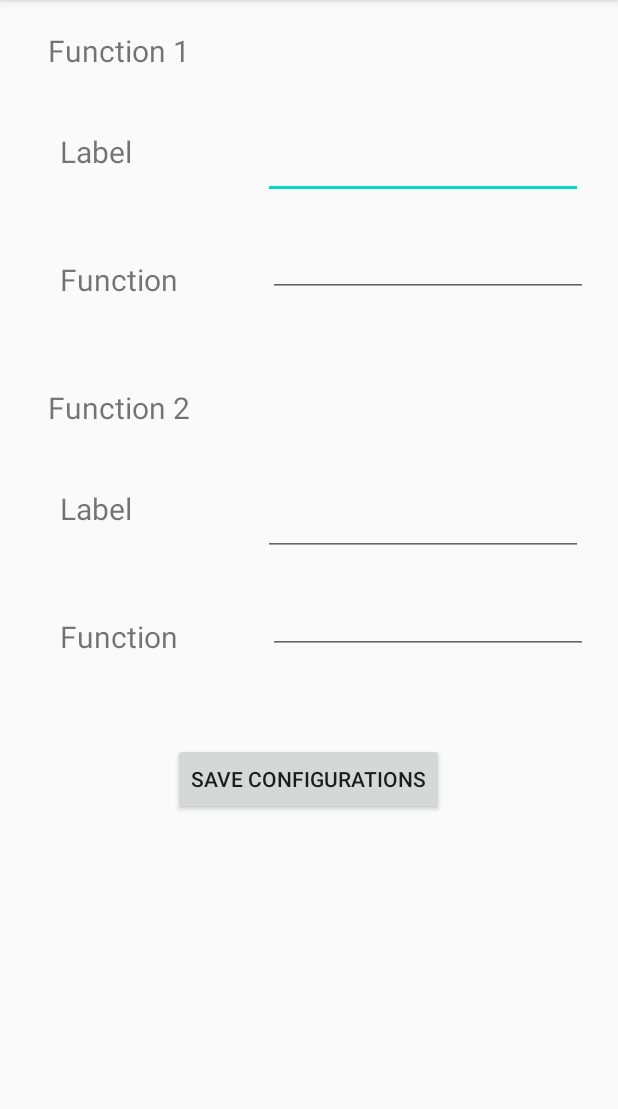
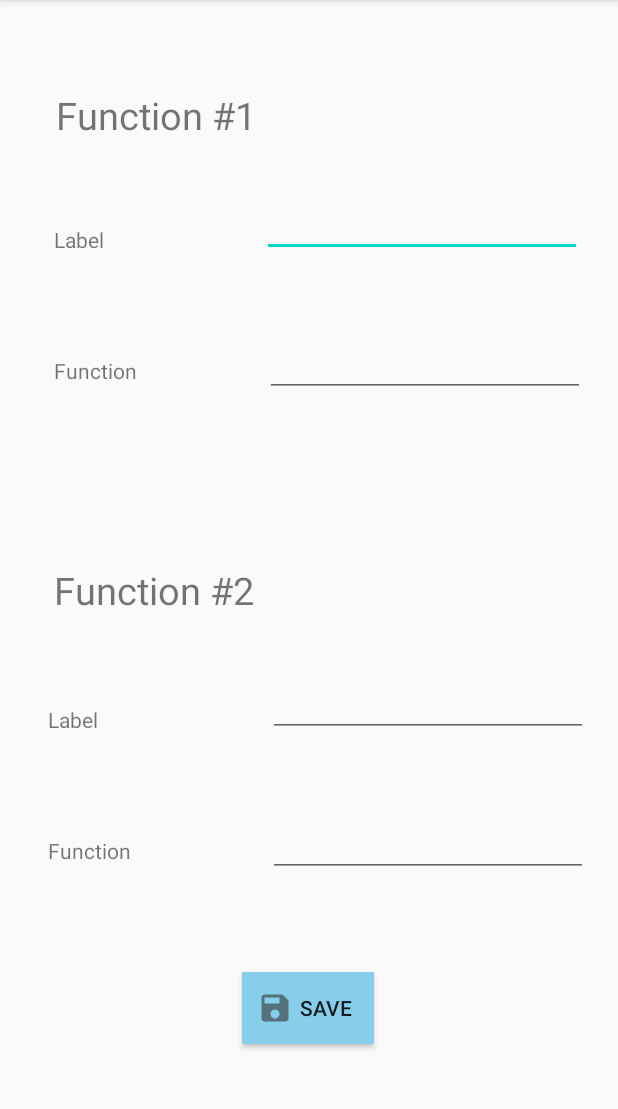
Before and after one commit to shernaliu/MDP-Group25-Android, an Android app: the FunctionsActivity screen opened directly, with no data from a screen before it, on a phone screen of 412 x 824 dp, the part 84-1193 px from its top. Run offline under Robolectric (Android 15) with nearby library versions, the phone set to English and light mode, and no system bars.

Commit message:
CommunicationsConfig is actually Functions. Redo Functions layout file so it is different.

```diff
--- a/app/src/main/AndroidManifest.xml
+++ b/app/src/main/AndroidManifest.xml
@@ -12,7 +12,7 @@
         android:roundIcon="@mipmap/ic_launcher_round"
         android:supportsRtl="true"
         android:theme="@style/AppTheme">
-        <activity android:name=".BluetoothDeviceActivity"/>
+        <activity android:name=".BluetoothDeviceActivity" />
         <activity android:name=".RobotControlActivity" />
         <activity android:name=".RobotControlManualActivity" />
         <activity android:name=".FunctionsActivity" />
--- a/app/src/main/java/com/example/mdp_group25/FunctionsActivity.java
+++ b/app/src/main/java/com/example/mdp_group25/FunctionsActivity.java
@@ -1,6 +1,4 @@
 package com.example.mdp_group25;
-
-import androidx.appcompat.app.AppCompatActivity;
 
 import android.content.SharedPreferences;
 import android.os.Bundle;
@@ -9,9 +7,11 @@ import android.widget.Button;
 import android.widget.EditText;
 import android.widget.Toast;
 
+import androidx.appcompat.app.AppCompatActivity;
+
 public class FunctionsActivity extends AppCompatActivity {
 
-    Button save;
+    Button savePreferences;
     EditText firstFunctionValue;
     EditText secondFunctionValue;
     EditText firstLabelValue;
@@ -46,8 +46,8 @@ public class FunctionsActivity extends AppCompatActivity {
         secondLabelValue.setText(savedSecondLabel);
 
 
-        save = findViewById(R.id.savePreferences);
-        save.setOnClickListener(new View.OnClickListener() {
+        savePreferences = findViewById(R.id.savePreferences);
+        savePreferences.setOnClickListener(new View.OnClickListener() {
             @Override
             public void onClick(View view) {
                 //get the input value
@@ -82,6 +82,5 @@ public class FunctionsActivity extends AppCompatActivity {
             }
         });
 
-
     }
 }
--- a/app/src/main/java/com/example/mdp_group25/RobotControlManualActivity.java
+++ b/app/src/main/java/com/example/mdp_group25/RobotControlManualActivity.java
@@ -266,7 +266,7 @@ public class RobotControlManualActivity extends AppCompatActivity {
             @Override
             public void onClick(View view) {
                 util.showLog(TAG,"Clicked buttonF1");
-                String firstFunction = pref.getString(CommunicationsConfig.firstFunction, "");
+                String firstFunction = pref.getString(FunctionsActivity.firstFunction, "");
                 if(firstFunction != ""){
                     util.printMessage(context, firstFunction);
                     refreshLabel();
@@ -278,7 +278,7 @@ public class RobotControlManualActivity extends AppCompatActivity {
             @Override
             public void onClick(View view) {
                 util.showLog(TAG,"Clicked buttonF2");
-                String secondFunction = pref.getString(CommunicationsConfig.secondFunction, "");
+                String secondFunction = pref.getString(FunctionsActivity.secondFunction, "");
                 if(secondFunction != ""){
                     util.printMessage(context, secondFunction);
                     refreshLabel();
--- /dev/null
+++ b/app/src/main/res/drawable-anydpi/ic_save.xml
@@ -0,0 +1,11 @@
+<vector xmlns:android="http://schemas.android.com/apk/res/android"
+    android:width="24dp"
+    android:height="24dp"
+    android:viewportWidth="24"
+    android:viewportHeight="24"
+    android:tint="#333333"
+    android:alpha="0.6">
+  <path
+      android:fillColor="@android:color/white"
+      android:pathData="M17,3L5,3c-1.11,0 -2,0.9 -2,2v14c0,1.1 0.89,2 2,2h14c1.1,0 2,-0.9 2,-2L21,7l-4,-4zM12,19c-1.66,0 -3,-1.34 -3,-3s1.34,-3 3,-3 3,1.34 3,3 -1.34,3 -3,3zM15,9L5,9L5,5h10v4z"/>
+</vector>
--- a/app/src/main/res/layout/activity_functions.xml
+++ b/app/src/main/res/layout/activity_functions.xml
@@ -1,132 +1,164 @@
 <?xml version="1.0" encoding="utf-8"?>
-<RelativeLayout xmlns:android="http://schemas.android.com/apk/res/android"
+<androidx.constraintlayout.widget.ConstraintLayout xmlns:android="http://schemas.android.com/apk/res/android"
     xmlns:app="http://schemas.android.com/apk/res-auto"
     xmlns:tools="http://schemas.android.com/tools"
     android:layout_width="match_parent"
     android:layout_height="match_parent"
-    tools:context=".CommunicationsConfig">
+    tools:context=".FunctionsActivity">
 
     <TextView
         android:id="@+id/firstFunction"
         android:layout_width="wrap_content"
         android:layout_height="wrap_content"
-        android:layout_marginStart="32dp"
-        android:text="Function 1"
-        android:textSize="20dp"
-        android:layout_marginTop="20dp"/>
+        android:layout_marginStart="37dp"
+        android:layout_marginLeft="37dp"
+        android:layout_marginTop="59dp"
+        android:text="Function #1"
+        android:textSize="25sp"
+        app:layout_constraintStart_toStartOf="parent"
+        app:layout_constraintTop_toTopOf="parent" />
 
     <TextView
         android:id="@+id/label1"
         android:layout_width="wrap_content"
         android:layout_height="wrap_content"
+        android:layout_marginStart="36dp"
+        android:layout_marginLeft="36dp"
+        android:layout_marginTop="56dp"
         android:text="Label"
-        android:textSize="20dp"
-        android:layout_below="@id/firstFunction"
-        android:layout_marginLeft="40dp"
-        android:layout_alignTop="@id/firstLabelValue"
-        android:layout_alignBottom="@id/firstLabelValue"/>
+        app:layout_constraintStart_toStartOf="parent"
+        app:layout_constraintTop_toBottomOf="@+id/firstFunction" />
 
     <EditText
         android:id="@+id/firstLabelValue"
         android:layout_width="wrap_content"
         android:layout_height="wrap_content"
+        android:layout_marginTop="32dp"
+        android:layout_marginEnd="24dp"
+        android:layout_marginRight="24dp"
         android:ems="10"
         android:inputType="textPersonName"
         android:text=""
-        android:layout_toRightOf="@id/label1"
-        android:layout_marginTop="40dp"
-        android:layout_marginLeft="87dp"
-        android:layout_below="@id/firstFunction"/>
+        app:layout_constraintEnd_toEndOf="parent"
+        app:layout_constraintTop_toBottomOf="@+id/firstFunction" />
 
     <TextView
         android:id="@+id/function1"
         android:layout_width="wrap_content"
         android:layout_height="wrap_content"
+        android:layout_marginStart="36dp"
+        android:layout_marginLeft="36dp"
+        android:layout_marginTop="68dp"
         android:text="Function"
-        android:textSize="20dp"
-        android:layout_below="@id/label1"
-        android:layout_marginTop="20dp"
-        android:layout_marginLeft="40dp"
-        android:layout_alignTop="@id/firstFunctionValue"
-        android:layout_alignBottom="@id/firstFunctionValue"/>
+        app:layout_constraintStart_toStartOf="parent"
+        app:layout_constraintTop_toBottomOf="@+id/label1" />
 
     <EditText
         android:id="@+id/firstFunctionValue"
         android:layout_width="wrap_content"
         android:layout_height="wrap_content"
+        android:layout_marginStart="2dp"
+        android:layout_marginLeft="2dp"
+        android:layout_marginTop="48dp"
         android:ems="10"
         android:inputType="textPersonName"
         android:text=""
-        android:layout_marginTop="20dp"
-        android:layout_toRightOf="@id/function1"
-        android:layout_marginLeft="60dp"
-        android:layout_below="@id/firstLabelValue"/>
+        app:layout_constraintStart_toStartOf="@+id/firstLabelValue"
+        app:layout_constraintTop_toBottomOf="@+id/firstLabelValue" />
+
+    <View
+        android:id="@+id/divider"
+        android:layout_width="0dp"
+        android:layout_height="0dp"
+        android:layout_marginStart="1dp"
+        android:layout_marginLeft="1dp"
+        android:layout_marginTop="306dp"
+        android:layout_marginEnd="1dp"
+        android:layout_marginRight="1dp"
+        android:layout_marginBottom="339dp"
+        android:background="?android:attr/listDivider"
+        app:layout_constraintBottom_toTopOf="@+id/button"
+        app:layout_constraintEnd_toEndOf="parent"
+        app:layout_constraintStart_toStartOf="parent"
+        app:layout_constraintTop_toTopOf="parent"
+        tools:ignore="MissingConstraints" />
 
     <TextView
         android:id="@+id/secondFunction"
         android:layout_width="wrap_content"
         android:layout_height="wrap_content"
-        android:layout_marginStart="32dp"
-        android:text="Function 2"
-        android:textSize="20dp"
-        android:layout_below="@id/function1"
-        android:layout_marginTop="60dp"/>
+        android:layout_marginStart="36dp"
+        android:layout_marginLeft="36dp"
+        android:layout_marginTop="376dp"
+        android:text="Function #2"
+        android:textSize="25sp"
+        app:layout_constraintStart_toStartOf="parent"
+        app:layout_constraintTop_toTopOf="parent" />
 
     <TextView
         android:id="@+id/label2"
         android:layout_width="wrap_content"
         android:layout_height="wrap_content"
+        android:layout_marginStart="32dp"
+        android:layout_marginLeft="32dp"
+        android:layout_marginTop="376dp"
         android:text="Label"
-        android:textSize="20dp"
-        android:layout_below="@id/secondFunction"
-        android:layout_marginLeft="40dp"
-        android:layout_alignTop="@id/secondLabelValue"
-        android:layout_alignBottom="@id/secondLabelValue"
-        />
+        app:layout_constraintStart_toStartOf="parent"
+        app:layout_constraintTop_toBottomOf="@+id/firstFunction" />
 
     <EditText
         android:id="@+id/secondLabelValue"
         android:layout_width="wrap_content"
         android:layout_height="wrap_content"
+        android:layout_marginTop="352dp"
+        android:layout_marginEnd="20dp"
+        android:layout_marginRight="20dp"
         android:ems="10"
         android:inputType="textPersonName"
         android:text=""
-        android:layout_toRightOf="@id/label2"
-        android:layout_marginTop="40dp"
-        android:layout_marginLeft="87dp"
-        android:layout_below="@id/secondFunction" />
+        app:layout_constraintEnd_toEndOf="parent"
+        app:layout_constraintTop_toBottomOf="@+id/firstFunction" />
 
 
     <TextView
         android:id="@+id/function2"
         android:layout_width="wrap_content"
         android:layout_height="wrap_content"
+        android:layout_marginStart="32dp"
+        android:layout_marginLeft="32dp"
+        android:layout_marginTop="388dp"
         android:text="Function"
-        android:textSize="20dp"
-        android:layout_below="@id/label2"
-        android:layout_marginTop="20dp"
-        android:layout_marginLeft="40dp"
-        android:layout_alignTop="@id/secondFunctionValue"
-        android:layout_alignBottom="@id/secondFunctionValue"/>
+        app:layout_constraintStart_toStartOf="parent"
+        app:layout_constraintTop_toBottomOf="@+id/label1" />
 
     <EditText
         android:id="@+id/secondFunctionValue"
         android:layout_width="wrap_content"
         android:layout_height="wrap_content"
+        android:layout_marginStart="4dp"
+        android:layout_marginLeft="4dp"
+        android:layout_marginTop="368dp"
         android:ems="10"
         android:inputType="textPersonName"
-        android:layout_marginTop="20dp"
-        android:layout_toRightOf="@id/function2"
-        android:layout_marginLeft="60dp"
-        android:layout_below="@id/secondLabelValue"
-        />
+        android:text=""
+        app:layout_constraintStart_toStartOf="@+id/firstLabelValue"
+        app:layout_constraintTop_toBottomOf="@+id/firstLabelValue" />
 
     <Button
         android:id="@+id/savePreferences"
         android:layout_width="wrap_content"
         android:layout_height="wrap_content"
-        android:layout_centerHorizontal="true"
-        android:layout_below="@id/secondFunctionValue"
-        android:layout_marginTop="59dp"
-        android:text="Save Configurations" />
-</RelativeLayout>
+        android:layout_marginBottom="37dp"
+        android:background="#87ceeb"
+        android:drawableLeft="@drawable/ic_save"
+        android:padding="10dp"
+        android:text="Save"
+        app:layout_constraintBottom_toBottomOf="parent"
+        app:layout_constraintEnd_toEndOf="parent"
+        app:layout_constraintHorizontal_bias="0.498"
+        app:layout_constraintStart_toStartOf="parent"
+        app:layout_constraintTop_toBottomOf="@+id/divider"
+        app:layout_constraintVertical_bias="0.908" />
+
+
+</androidx.constraintlayout.widget.ConstraintLayout>
```
Also changed, not shown: app/src/main/java/com/example/mdp_group25/CommunicationsConfig.java (deleted, +0 -87 lines), app/src/main/res/layout/activity_communications_config.xml (deleted, +0 -131 lines), app/src/main/res/drawable-hdpi/ic_save.png (added), app/src/main/res/drawable-mdpi/ic_save.png (added), app/src/main/res/drawable-xhdpi/ic_save.png (added), app/src/main/res/drawable-xxhdpi/ic_save.png (added).
